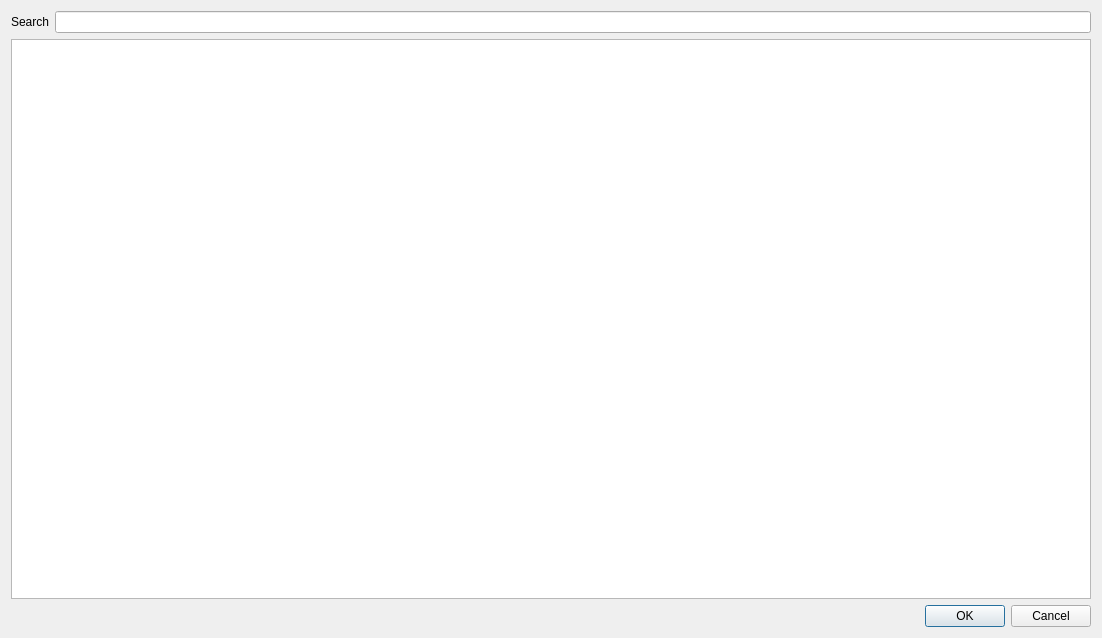
Before: the Qt Designer form PaperList.ui in congchenutd/papernet, drawn with Qt 5.
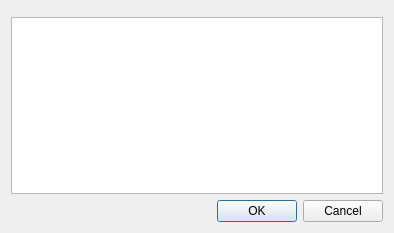
After: the same form once the commit is applied. Custom widgets are drawn as their Qt base class.

Commit message: + use SearchLineEdit in PaperList = Let users supply the buttons for SearchLineEdit - NewReferenceDlg and PaperList can not be centered on the screen

Patch:
```diff
--- a/PaperList.ui
+++ b/PaperList.ui
@@ -6,25 +6,18 @@
    <rect>
     <x>0</x>
     <y>0</y>
-    <width>1102</width>
-    <height>638</height>
+    <width>394</width>
+    <height>233</height>
    </rect>
   </property>
   <property name="windowTitle">
    <string>PaperList</string>
   </property>
-  <layout class="QGridLayout" name="gridLayout">
-   <item row="0" column="0">
-    <widget class="QLabel" name="label_6">
-     <property name="text">
-      <string>Search</string>
-     </property>
-    </widget>
+  <layout class="QVBoxLayout" name="verticalLayout">
+   <item>
+    <widget class="SearchLineEdit" name="leSearch" native="true"/>
    </item>
-   <item row="0" column="1">
-    <widget class="QLineEdit" name="leSearch"/>
-   </item>
-   <item row="1" column="0" colspan="2">
+   <item>
     <widget class="QTableView" name="tableView">
      <property name="editTriggers">
       <set>QAbstractItemView::NoEditTriggers</set>
@@ -40,7 +33,7 @@
      </attribute>
     </widget>
    </item>
-   <item row="2" column="0" colspan="2">
+   <item>
     <widget class="QDialogButtonBox" name="buttonBox">
      <property name="standardButtons">
       <set>QDialogButtonBox::Cancel|QDialogButtonBox::Ok</set>
@@ -50,9 +43,15 @@
   </layout>
  </widget>
  <layoutdefault spacing="6" margin="11"/>
- <resources>
-  <include location="MainWindow.qrc"/>
- </resources>
+ <customwidgets>
+  <customwidget>
+   <class>SearchLineEdit</class>
+   <extends>QWidget</extends>
+   <header>SearchLineEdit.h</header>
+   <container>1</container>
+  </customwidget>
+ </customwidgets>
+ <resources/>
  <connections>
   <connection>
    <sender>buttonBox</sender>
```
The commit also changes 17 other files.
